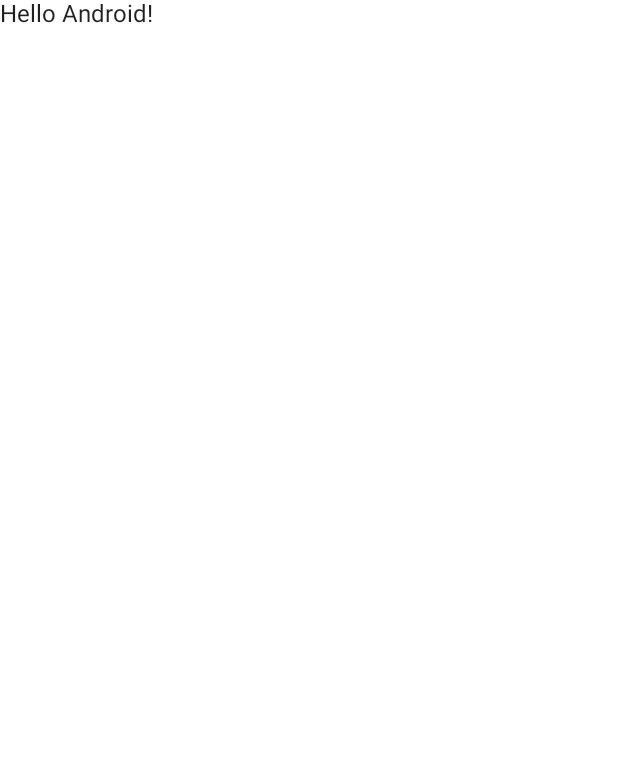
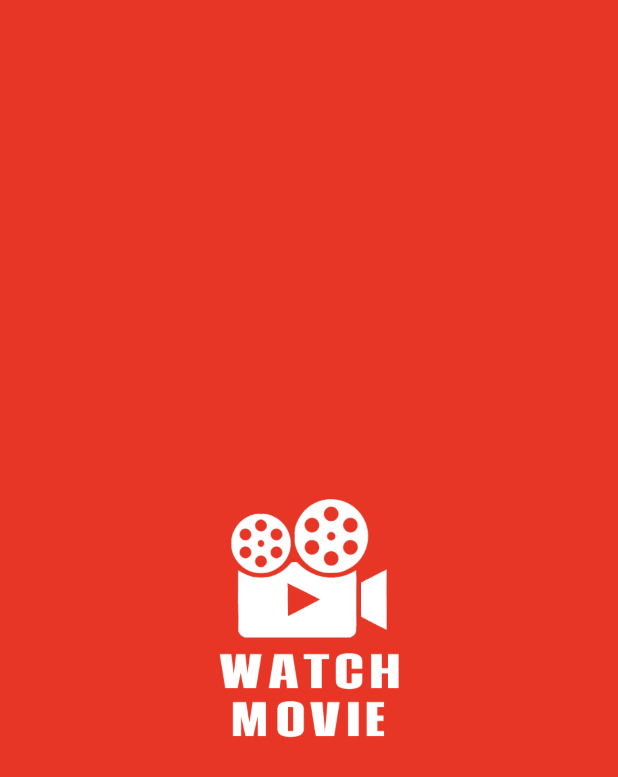
Before and after one commit to yogadarma13/watch-movie-compose, an Android app built with Jetpack Compose: the first screen one second after launch (MainActivity), on a phone screen of 412 x 824 dp. Before the commit the part shown is almost empty. Shown: the top 777 px of the screen. Run offline under Robolectric (Android 15) with nearby library versions, the phone set to English and light mode, and no system bars.

Commit message:
Create Splash Screen

```diff
--- a/app/src/main/java/com/yogadarma/watchmovie/MainActivity.kt
+++ b/app/src/main/java/com/yogadarma/watchmovie/MainActivity.kt
@@ -6,10 +6,7 @@ import androidx.activity.compose.setContent
 import androidx.compose.foundation.layout.fillMaxSize
 import androidx.compose.material.MaterialTheme
 import androidx.compose.material.Surface
-import androidx.compose.material.Text
-import androidx.compose.runtime.Composable
 import androidx.compose.ui.Modifier
-import androidx.compose.ui.tooling.preview.Preview
 import com.yogadarma.watchmovie.ui.theme.WatchMovieTheme
 
 class MainActivity : ComponentActivity() {
@@ -22,22 +19,9 @@ class MainActivity : ComponentActivity() {
                     modifier = Modifier.fillMaxSize(),
                     color = MaterialTheme.colors.background
                 ) {
-                    Greeting("Android")
+                    WatchMovieApp()
                 }
             }
         }
     }
 }
-
-@Composable
-fun Greeting(name: String) {
-    Text(text = "Hello $name!")
-}
-
-@Preview(showBackground = true)
-@Composable
-fun DefaultPreview() {
-    WatchMovieTheme {
-        Greeting("Android")
-    }
-}
--- /dev/null
+++ b/app/src/main/java/com/yogadarma/watchmovie/WatchMovieApp.kt
@@ -0,0 +1,34 @@
+package com.yogadarma.watchmovie
+
+import androidx.compose.runtime.Composable
+import androidx.compose.ui.tooling.preview.Preview
+import androidx.navigation.NavHostController
+import androidx.navigation.compose.NavHost
+import androidx.navigation.compose.composable
+import androidx.navigation.compose.rememberNavController
+import com.yogadarma.watchmovie.ui.screen.home.HomeScreen
+import com.yogadarma.watchmovie.ui.screen.navigation.Screen
+import com.yogadarma.watchmovie.ui.screen.splash.SplashScreen
+import com.yogadarma.watchmovie.ui.theme.WatchMovieTheme
+
+@Composable
+fun WatchMovieApp(
+    navController: NavHostController = rememberNavController()
+) {
+    NavHost(navController = navController, startDestination = Screen.Splash.route) {
+        composable(Screen.Splash.route) {
+            SplashScreen(navController = navController)
+        }
+        composable(Screen.Home.route) {
+            HomeScreen()
+        }
+    }
+}
+
+@Preview(showBackground = true)
+@Composable
+fun WatchMovieAppPreview() {
+    WatchMovieTheme {
+        WatchMovieApp()
+    }
+}
--- /dev/null
+++ b/app/src/main/java/com/yogadarma/watchmovie/ui/screen/navigation/Screen.kt
@@ -0,0 +1,6 @@
+package com.yogadarma.watchmovie.ui.screen.navigation
+
+sealed class Screen(val route: String) {
+    object Splash : Screen("splash")
+    object Home : Screen("home")
+}
--- /dev/null
+++ b/app/src/main/java/com/yogadarma/watchmovie/ui/screen/splash/SplashScreen.kt
@@ -0,0 +1,46 @@
+package com.yogadarma.watchmovie.ui.screen.splash
+
+import androidx.compose.foundation.Image
+import androidx.compose.foundation.background
+import androidx.compose.foundation.layout.Box
+import androidx.compose.foundation.layout.fillMaxSize
+import androidx.compose.foundation.layout.size
+import androidx.compose.runtime.Composable
+import androidx.compose.runtime.LaunchedEffect
+import androidx.compose.ui.Alignment
+import androidx.compose.ui.Modifier
+import androidx.compose.ui.res.colorResource
+import androidx.compose.ui.res.painterResource
+import androidx.compose.ui.res.stringResource
+import androidx.compose.ui.unit.dp
+import androidx.navigation.NavGraph.Companion.findStartDestination
+import androidx.navigation.NavHostController
+import com.yogadarma.watchmovie.R
+import com.yogadarma.watchmovie.ui.screen.navigation.Screen
+import kotlinx.coroutines.delay
+
+@Composable
+fun SplashScreen(
+    modifier: Modifier = Modifier,
+    navController: NavHostController
+) {
+    Box(
+        modifier = modifier
+            .fillMaxSize()
+            .background(color = colorResource(id = R.color.red)),
+        contentAlignment = Alignment.Center
+    ) {
+        Image(
+            painter = painterResource(id = R.drawable.icon_splash),
+            contentDescription = stringResource(id = R.string.icon_splash_description),
+            Modifier.size(180.dp)
+        )
+        LaunchedEffect(true) {
+            delay(3000)
+            navController.popBackStack()
+            navController.navigate(Screen.Home.route) {
+                popUpTo(navController.graph.findStartDestination().id)
+            }
+        }
+    }
+}
--- a/app/src/main/java/com/yogadarma/watchmovie/ui/theme/Color.kt
+++ b/app/src/main/java/com/yogadarma/watchmovie/ui/theme/Color.kt
@@ -6,3 +6,4 @@ val Purple200 = Color(0xFFBB86FC)
 val Purple500 = Color(0xFF6200EE)
 val Purple700 = Color(0xFF3700B3)
 val Teal200 = Color(0xFF03DAC5)
+val Red = Color(0xFFE73626)
--- a/app/src/main/java/com/yogadarma/watchmovie/ui/theme/Theme.kt
+++ b/app/src/main/java/com/yogadarma/watchmovie/ui/theme/Theme.kt
@@ -7,15 +7,15 @@ import androidx.compose.material.lightColors
 import androidx.compose.runtime.Composable
 
 private val DarkColorPalette = darkColors(
-    primary = Purple200,
-    primaryVariant = Purple700,
-    secondary = Teal200
+    primary = Red,
+    primaryVariant = Red,
+    secondary = Red
 )
 
 private val LightColorPalette = lightColors(
-    primary = Purple500,
-    primaryVariant = Purple700,
-    secondary = Teal200
+    primary = Red,
+    primaryVariant = Red,
+    secondary = Red
 
     /* Other default colors to override
     background = Color.White,
--- a/app/src/main/res/values/colors.xml
+++ b/app/src/main/res/values/colors.xml
@@ -7,4 +7,5 @@
     <color name="teal_700">#FF018786</color>
     <color name="black">#FF000000</color>
     <color name="white">#FFFFFFFF</color>
+    <color name="red">#E73626</color>
 </resources>
--- a/app/src/main/res/values/strings.xml
+++ b/app/src/main/res/values/strings.xml
@@ -1,3 +1,4 @@
 <resources>
     <string name="app_name">Watch Movie</string>
+    <string name="icon_splash_description">Icon Application</string>
 </resources>
--- a/app/src/main/res/values/themes.xml
+++ b/app/src/main/res/values/themes.xml
@@ -2,6 +2,6 @@
 <resources>
 
     <style name="Theme.WatchMovie" parent="android:Theme.Material.Light.NoActionBar">
-        <item name="android:statusBarColor">@color/purple_700</item>
+        <item name="android:statusBarColor">@color/red</item>
     </style>
 </resources>
--- a/build.gradle
+++ b/build.gradle
@@ -1,6 +1,6 @@
 buildscript {
     ext {
-        compose_ui_version = '1.2.0'
+        compose_ui_version = '1.3.3'
     }
 }// Top-level build file where you can add configuration options common to all sub-projects/modules.
 plugins {
```
Also changed, not shown: app/build.gradle (+5 -4 lines), app/src/main/java/com/yogadarma/watchmovie/ui/screen/home/HomeScreen.kt (added, +8 -0 lines), app/src/main/res/drawable/icon_splash.png (added).
